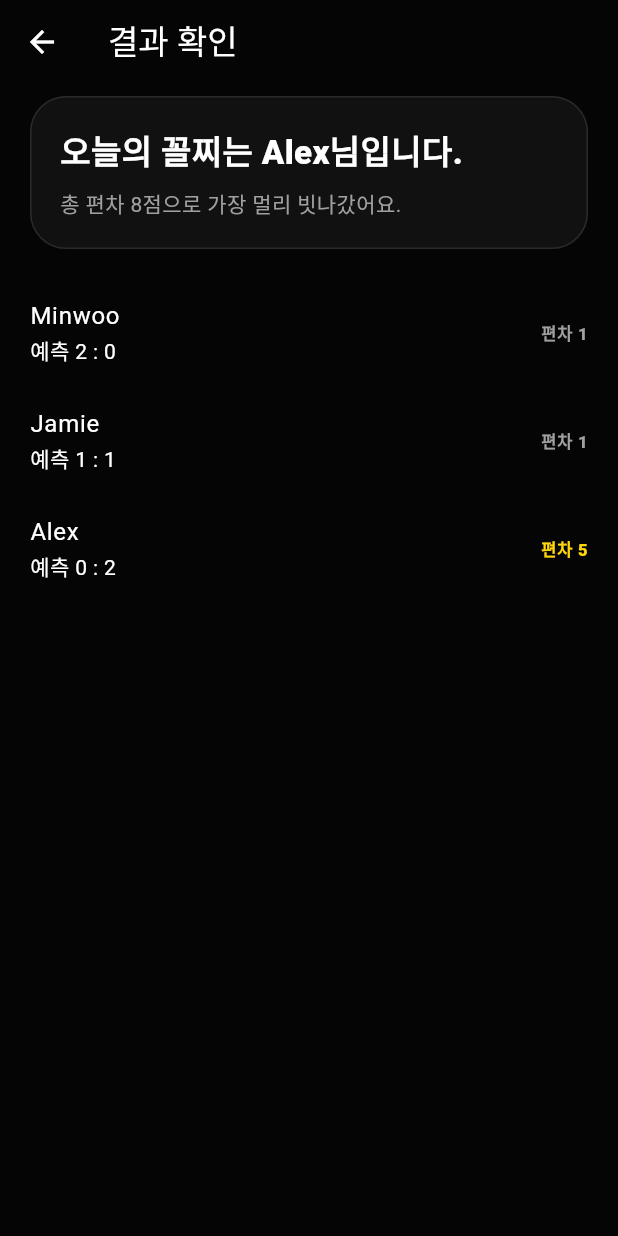
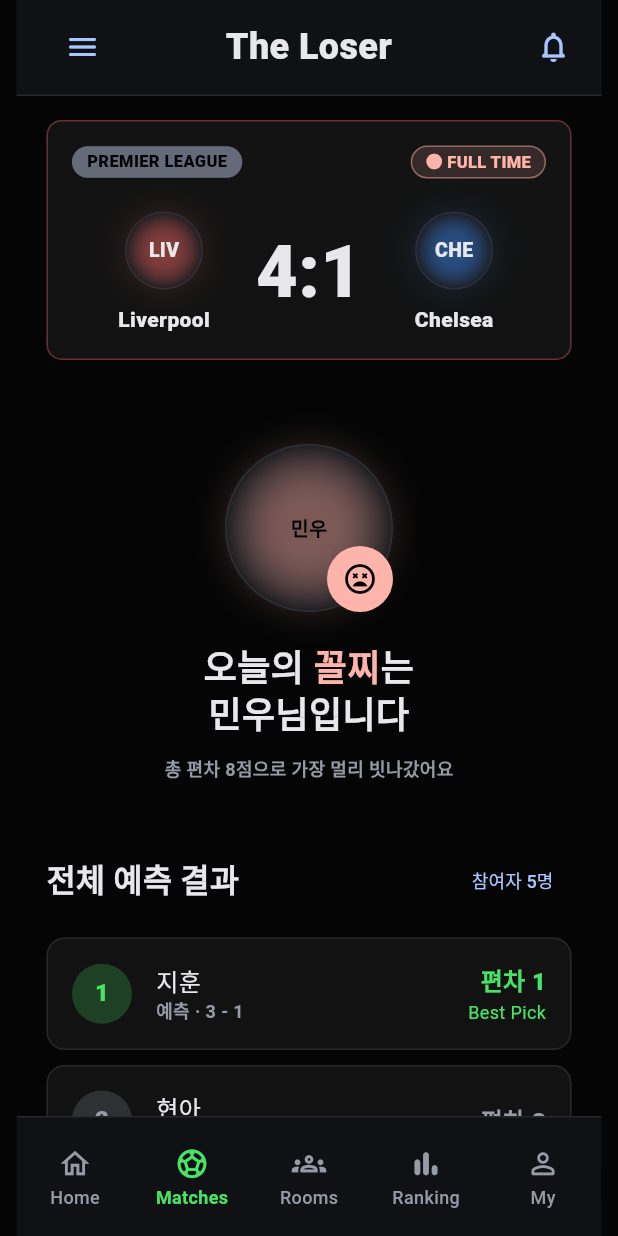
Before and after one commit to Scoee-Team/Scoee-Frontend, a Flutter app: the ResultScreen widget shown alone on an empty page, opened directly with empty values, on a phone screen of 412 x 824 dp. Run offline on Flutter 3.47's test engine with Material 3 defaults, Android fonts, the phone set to English and light mode, and no system bars; our stand-ins replace dio, flutter_riverpod, go_router.

Commit message:
feat(results): implement figma result screen

```diff
--- a/lib/features/prediction_rooms/presentation/screen/result_screen.dart
+++ b/lib/features/prediction_rooms/presentation/screen/result_screen.dart
@@ -1,6 +1,6 @@
 import 'package:flutter/material.dart';
 
-import '../../../../core/constants/app_colors.dart';
+import '../../../../core/widgets/figma_widgets.dart';
 
 class ResultScreen extends StatelessWidget {
   const ResultScreen({required this.roomId, super.key});
@@ -9,38 +9,57 @@
 
   @override
   Widget build(BuildContext context) {
-    return Scaffold(
-      appBar: AppBar(title: const Text('결과 확인')),
-      body: ListView(
-        padding: const EdgeInsets.fromLTRB(20, 8, 20, 24),
-        children: const [
-          Card(
-            child: Padding(
-              padding: EdgeInsets.all(20),
-              child: Column(
-                crossAxisAlignment: CrossAxisAlignment.start,
-                children: [
-                  Text(
-                    '오늘의 꼴찌는 Alex님입니다.',
-                    style: TextStyle(fontSize: 22, fontWeight: FontWeight.w800),
-                  ),
-                  SizedBox(height: 8),
-                  Text(
-                    '총 편차 8점으로 가장 멀리 빗나갔어요.',
-                    style: TextStyle(color: AppColors.secondaryText),
-                  ),
-                ],
+    return FigmaPage(
+      bottomNavIndex: 1,
+      child: Stack(
+        children: [
+          const FigmaTopBar(title: 'The Loser'),
+          AppScrollView(
+            topPadding: 80,
+            children: const [
+              _FinalScoreCard(),
+              SizedBox(height: 56),
+              _LoserAnnouncement(),
+              SizedBox(height: 42),
+              SectionTitle(title: '전체 예측 결과', action: '참여자 5명'),
+              SizedBox(height: 14),
+              _ResultRow(
+                rank: '1',
+                name: '지훈',
+                prediction: '3 - 1',
+                deviation: '편차 1',
+                best: true,
               ),
-            ),
-          ),
-          SizedBox(height: 20),
-          _DeviationRow(name: 'Minwoo', prediction: '2 : 0', deviation: 1),
-          _DeviationRow(name: 'Jamie', prediction: '1 : 1', deviation: 1),
-          _DeviationRow(
-            name: 'Alex',
-            prediction: '0 : 2',
-            deviation: 5,
-            isLoser: true,
+              SizedBox(height: 10),
+              _ResultRow(
+                rank: '2',
+                name: '현아',
+                prediction: '2 - 0',
+                deviation: '편차 3',
+              ),
+              SizedBox(height: 10),
+              _ResultRow(
+                rank: '3',
+                name: '상혁',
+                prediction: '1 - 1',
+                deviation: '편차 3',
+              ),
+              SizedBox(height: 10),
+              _ResultRow(
+                rank: '4',
+                name: '민우',
+                prediction: '0 - 4',
+                deviation: '편차 8',
+                loser: true,
+              ),
+              SizedBox(height: 24),
+              PrimaryCta(
+                label: '결과 공유하기',
+                icon: Icons.share_outlined,
+                onPressed: null,
+                color: FigmaColors.blueSoft,
+              ),
+            ],
           ),
         ],
       ),
@@ -48,32 +67,201 @@
   }
 }
 
-class _DeviationRow extends StatelessWidget {
-  const _DeviationRow({
-    required this.name,
-    required this.prediction,
-    required this.deviation,
-    this.isLoser = false,
-  });
-
-  final String name;
-  final String prediction;
-  final int deviation;
-  final bool isLoser;
+class _FinalScoreCard extends StatelessWidget {
+  const _FinalScoreCard();
 
   @override
   Widget build(BuildContext context) {
-    return ListTile(
-      contentPadding: EdgeInsets.zero,
-      title: Text(name),
-      subtitle: Text('예측 $prediction'),
-      trailing: Text(
-        '편차 $deviation',
-        style: TextStyle(
-          color: isLoser ? AppColors.warning : AppColors.secondaryText,
-          fontWeight: FontWeight.w800,
-        ),
+    return FigmaCard(
+      radius: 10,
+      borderColor: FigmaColors.red.withValues(alpha: 0.35),
+      child: Column(
+        children: [
+          Row(
+            children: const [
+              StatusPill(
+                label: 'PREMIER LEAGUE',
+                color: FigmaColors.dim,
+                filled: true,
+              ),
+              Spacer(),
+              StatusPill(label: '● FULL TIME', color: FigmaColors.pink),
+            ],
+          ),
+          const SizedBox(height: 22),
+          Row(
+            children: const [
+              Expanded(
+                child: _ResultTeam(
+                  mark: 'LIV',
+                  name: 'Liverpool',
+                  color: FigmaColors.red,
+                ),
+              ),
+              ScoreText('4:1', size: 48),
+              Expanded(
+                child: _ResultTeam(
+                  mark: 'CHE',
+                  name: 'Chelsea',
+                  color: FigmaColors.blue,
+                ),
+              ),
+            ],
+          ),
+        ],
       ),
     );
   }
 }
+
+class _ResultTeam extends StatelessWidget {
+  const _ResultTeam({
+    required this.mark,
+    required this.name,
+    required this.color,
+  });
+
+  final String mark;
+  final String name;
+  final Color color;
+
+  @override
+  Widget build(BuildContext context) {
+    return Column(
+      children: [
+        TeamMark(label: mark, color: color, size: 52),
+        const SizedBox(height: 10),
+        Text(
+          name,
+          style: const TextStyle(
+            color: FigmaColors.text,
+            fontWeight: FontWeight.w800,
+          ),
+        ),
+      ],
+    );
+  }
+}
+
+class _LoserAnnouncement extends StatelessWidget {
+  const _LoserAnnouncement();
+
+  @override
+  Widget build(BuildContext context) {
+    return Column(
+      children: [
+        Stack(
+          alignment: Alignment.bottomRight,
+          children: const [
+            TeamMark(label: '민우', size: 112, color: FigmaColors.pink),
+            CircleAvatar(
+              radius: 22,
+              backgroundColor: FigmaColors.pink,
+              child: Icon(
+                Icons.sentiment_very_dissatisfied_rounded,
+                color: Colors.black,
+              ),
+            ),
+          ],
+        ),
+        const SizedBox(height: 22),
+        const Text.rich(
+          TextSpan(
+            children: [
+              TextSpan(text: '오늘의 '),
+              TextSpan(
+                text: '꼴찌',
+                style: TextStyle(color: FigmaColors.pink),
+              ),
+              TextSpan(text: '는\n민우님입니다'),
+            ],
+          ),
+          textAlign: TextAlign.center,
+          style: TextStyle(
+            color: FigmaColors.text,
+            fontSize: 24,
+            fontWeight: FontWeight.w600,
+            height: 1.2,
+          ),
+        ),
+        const SizedBox(height: 14),
+        const SmallMeta('총 편차 8점으로 가장 멀리 빗나갔어요'),
+      ],
+    );
+  }
+}
+
+class _ResultRow extends StatelessWidget {
+  const _ResultRow({
+    required this.rank,
+    required this.name,
+    required this.prediction,
+    required this.deviation,
+    this.best = false,
+    this.loser = false,
+  });
+
+  final String rank;
+  final String name;
+  final String prediction;
+  final String deviation;
+  final bool best;
+  final bool loser;
+
+  @override
+  Widget build(BuildContext context) {
+    final color = loser
+        ? FigmaColors.pink
+        : best
+        ? FigmaColors.green
+        : FigmaColors.muted;
+    return FigmaCard(
+      color: loser ? const Color(0xFF2C1719) : FigmaColors.card,
+      borderColor: loser
+          ? FigmaColors.pink.withValues(alpha: 0.5)
+          : FigmaColors.border,
+      child: Row(
+        children: [
+          CircleAvatar(
+            backgroundColor: color.withValues(alpha: 0.22),
+            child: Text(
+              rank,
+              style: TextStyle(color: color, fontWeight: FontWeight.w900),
+            ),
+          ),
+          const SizedBox(width: 16),
+          Expanded(
+            child: Column(
+              crossAxisAlignment: CrossAxisAlignment.start,
+              children: [
+                Text(
+                  name,
+                  style: const TextStyle(color: FigmaColors.text, fontSize: 16),
+                ),
+                SmallMeta('예측 · $prediction'),
+              ],
+            ),
+          ),
+          Column(
+            crossAxisAlignment: CrossAxisAlignment.end,
+            children: [
+              Text(
+                deviation,
+                style: TextStyle(
+                  color: color,
+                  fontSize: 16,
+                  fontWeight: FontWeight.w800,
+                ),
+              ),
+              if (best || loser)
+                Text(
+                  best ? 'Best Pick' : '오늘의 꼴찌',
+                  style: TextStyle(color: color, fontSize: 12),
+                ),
+            ],
+          ),
+        ],
+      ),
+    );
+  }
+}
```
